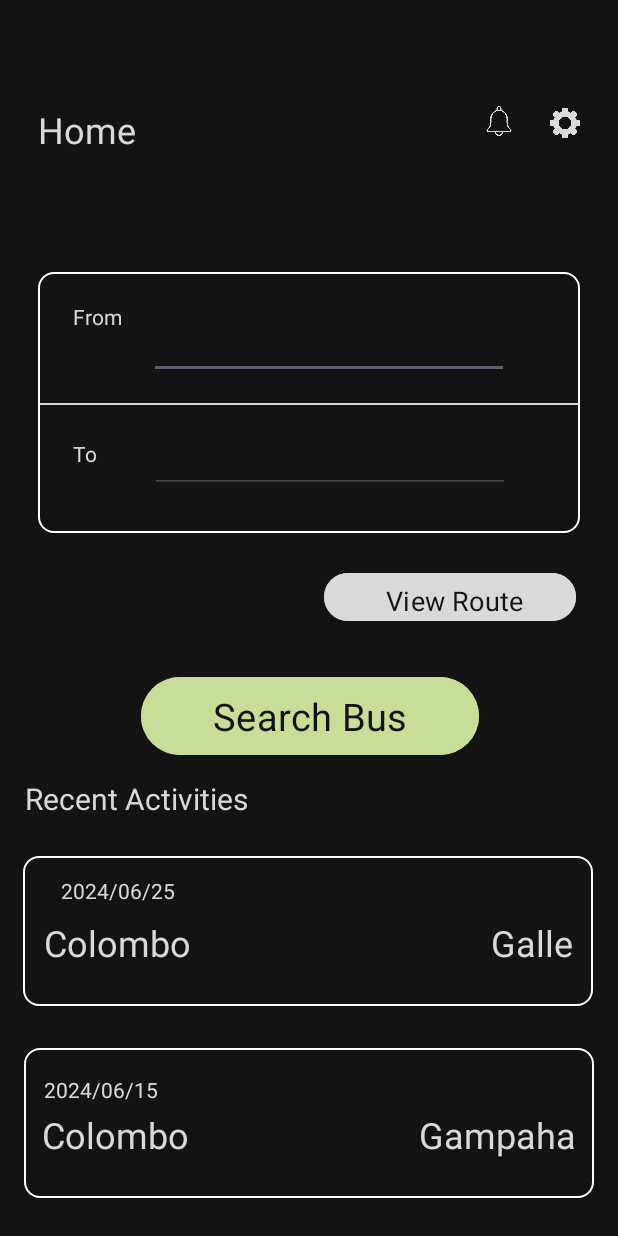
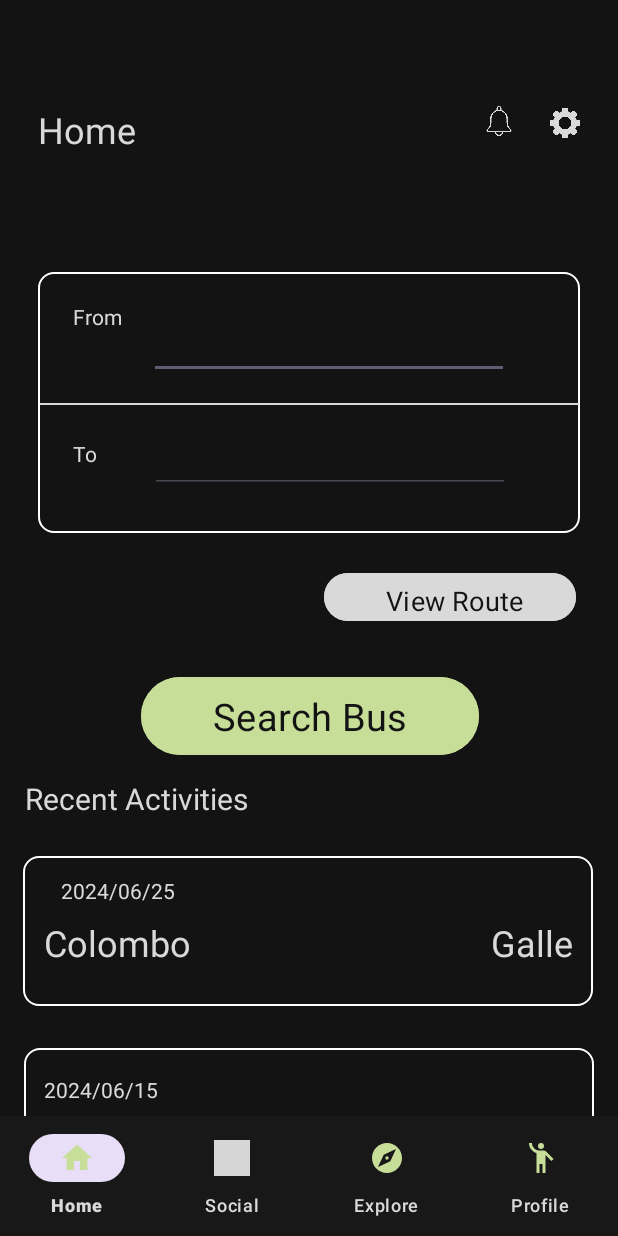
Before and after one commit to YasodhaHeshan/MAD_Project, an Android app: the layout activity_dashboard.xml on its own in the app's theme, with its tools: preview values and no code run, on a phone screen of 412 x 824 dp. Run offline under Robolectric (Android 15) with nearby library versions, the phone set to English and light mode, and no system bars; Roboto replaces fonts that are not available here; grey boxes are pictures that could not be loaded.

Commit message:
Navbar Add to the home

```diff
--- a/app/src/main/AndroidManifest.xml
+++ b/app/src/main/AndroidManifest.xml
@@ -23,6 +23,7 @@
         </activity>
         <activity android:name=".RegisterActivity"></activity>
         <activity android:name=".Login"></activity>
+        <activity android:name=".DashboardActivity" />
 
         <meta-data
             android:name="preloaded_fonts"
--- a/app/src/main/java/com/example/mad_project/Login.java
+++ b/app/src/main/java/com/example/mad_project/Login.java
@@ -18,10 +18,16 @@ public class Login extends AppCompatActivity {
         EditText username = findViewById(R.id.editTextUsername);
         EditText password = findViewById(R.id.editTextPassword);
         Button regbutton = findViewById(R.id.btnRegister);
+        Button loginButton = findViewById(R.id.btnLogin);
 
         regbutton.setOnClickListener(v -> {
             Intent intent = new Intent(Login.this, RegisterActivity.class);
             startActivity(intent);
         });
+
+        loginButton.setOnClickListener(v -> {
+            Intent intent = new Intent(Login.this, DashboardActivity.class);
+            startActivity(intent);
+        });
     }
 }
--- a/app/src/main/res/layout/activity_dashboard.xml
+++ b/app/src/main/res/layout/activity_dashboard.xml
@@ -256,6 +256,7 @@
             android:layout_marginBottom="8dp"
             android:ems="10"
             android:inputType="text"
+            android:textColor="#D9D9D9"
             app:layout_constraintBottom_toTopOf="@+id/divider"
             app:layout_constraintEnd_toEndOf="parent"
             app:layout_constraintStart_toEndOf="@+id/textView5"
@@ -286,6 +287,7 @@
             android:layout_marginBottom="28dp"
             android:ems="10"
             android:inputType="text"
+            android:textColor="#D9D9D9"
             app:layout_constraintBottom_toBottomOf="parent"
             app:layout_constraintEnd_toEndOf="parent"
             app:layout_constraintStart_toEndOf="@+id/textView6"
@@ -323,4 +325,9 @@
 
     </androidx.constraintlayout.widget.ConstraintLayout>
 
+    <!-- Include the bottom navigation bar -->
+    <include
+        android:id="@+id/includeNavbar"
+        layout="@layout/navbar" />
+
 </androidx.constraintlayout.widget.ConstraintLayout>
--- a/app/src/main/res/layout/login.xml
+++ b/app/src/main/res/layout/login.xml
@@ -37,6 +37,8 @@
         android:fontFamily="@font/akaya_telivigala"
         android:hint="Username"
         android:inputType="text"
+        android:paddingLeft="10dp"
+        android:paddingTop="5dp"
         android:textAlignment="viewStart"
         android:textColor="#D9D9D9"
         android:textColorHint="#A9A9A9"
@@ -59,6 +61,8 @@
         android:fontFamily="@font/akaya_telivigala"
         android:hint="Password"
         android:inputType="textPassword"
+        android:paddingLeft="10dp"
+        android:paddingTop="5dp"
         android:textAlignment="viewStart"
         android:textColor="#D9D9D9"
         android:textColorHint="#A9A9A9"
```
Also changed, not shown: app/src/main/java/com/example/mad_project/DashboardActivity.java (added, +13 -0 lines), app/src/main/res/layout/registercus.xml (+17 -5 lines).
